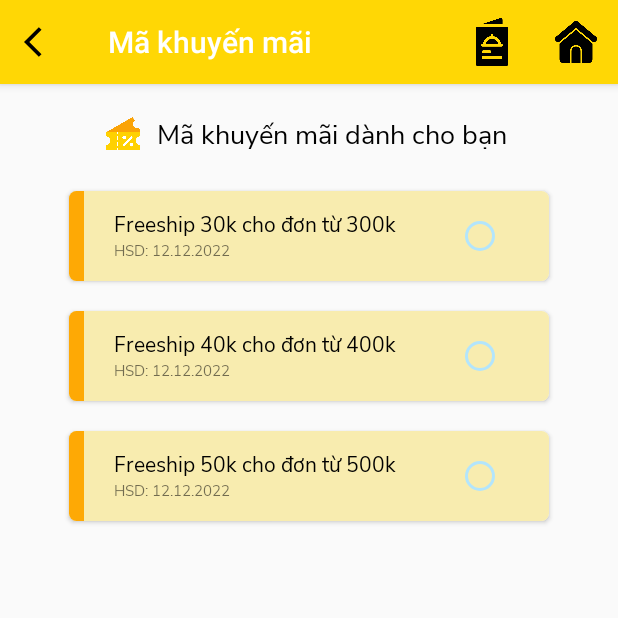
After one commit to thuynt0201/VeggieEmpireGR5, an Android app: the CouponCodeOrderActivity screen opened directly, with no data from a screen before it, on a phone screen of 412 x 824 dp, the top half of it. The commit adds this screen. Run offline under Robolectric (Android 15) with nearby library versions, the phone set to English and light mode, and no system bars; libraries missing offline, so code that uses them is left out: me.relex.circleindicator.

Commit message:
Thuy push mã coupon

```diff
--- a/app/src/main/java/com/project/veggieempiregr5/CartActivity.java
+++ b/app/src/main/java/com/project/veggieempiregr5/CartActivity.java
@@ -11,6 +11,7 @@ import android.graphics.drawable.Drawable;
 import android.os.Bundle;
 import android.view.Menu;
 import android.view.MenuItem;
+import android.view.View;
 
 import com.project.adapters.CartAdapter;
 import com.project.database.DatabaseCart;
@@ -47,13 +48,40 @@ public class CartActivity extends AppCompatActivity {
 
         getData();
 
+        getDataCoupon();
         totalPrice();
+        addEvent();
 
+
+    }
+
+    private void addEvent() {
+        binding.chooseCoupon.setOnClickListener(new View.OnClickListener() {
+            @Override
+            public void onClick(View view) {
+                Intent intent = new Intent (CartActivity.this,CouponCodeOrderActivity.class);
+                startActivity(intent);
+            }
+        });
+    }
+
+
+    private void getDataCoupon() {
 
 
     }
 
     private void totalPrice(){
+        Intent intent = getIntent();
+        Bundle bundle = intent.getExtras();
+        int value = 0;
+        if(bundle !=null)
+        {
+            value = bundle.getInt("coupon",0);
+
+        }        //Bundle bundle = getIntent().getExtras();
+        binding.txtDiscountCart.setText(String.valueOf(value)+"đ");
+
         int total = 0;
         for(int i=0;i<cartArrayList.size();i++)
         {
@@ -61,7 +89,7 @@ public class CartActivity extends AppCompatActivity {
         }
         binding.txtTotalAllItemCart.setText(String.valueOf(total)+"đ");
         int totalOrder = 0;
-        totalOrder = (int)(total -20000);
+        totalOrder = (int)(total -value);
         binding.txtTotalCart.setText(String.valueOf(totalOrder)+"đ");
     }
 
--- /dev/null
+++ b/app/src/main/java/com/project/veggieempiregr5/CouponCodeOrderActivity.java
@@ -0,0 +1,94 @@
+package com.project.veggieempiregr5;
+
+import androidx.annotation.NonNull;
+import androidx.appcompat.app.AppCompatActivity;
+
+import android.content.Intent;
+import android.graphics.drawable.Drawable;
+import android.os.Bundle;
+import android.view.Menu;
+import android.view.MenuItem;
+import android.view.View;
+
+import com.project.veggieempiregr5.databinding.ActivityCartBinding;
+import com.project.veggieempiregr5.databinding.ActivityCouponCodeOrderBinding;
+
+public class CouponCodeOrderActivity extends AppCompatActivity {
+
+    ActivityCouponCodeOrderBinding binding;
+
+    @Override
+    protected void onCreate(Bundle savedInstanceState) {
+        super.onCreate(savedInstanceState);
+        setContentView(R.layout.activity_coupon_code_order);
+        binding = ActivityCouponCodeOrderBinding.inflate(getLayoutInflater());
+        setContentView(binding.getRoot());
+
+        //======THANH HEADER======
+        getSupportActionBar().setTitle("Mã khuyến mãi");
+        Drawable drawable= getResources().getDrawable(R.drawable.ic_baseline_arrow_back_ios_24);
+        getSupportActionBar().setDisplayHomeAsUpEnabled(true);
+        getSupportActionBar().setHomeAsUpIndicator(drawable);
+        //======THANH HEADER END======
+
+        intentData();
+
+    }
+
+    private void intentData() {
+        binding.coupon30k.setOnClickListener(new View.OnClickListener() {
+            @Override
+            public void onClick(View view) {
+                Intent intent = new Intent (CouponCodeOrderActivity.this,CartActivity.class);
+                Bundle bundle = new Bundle();
+                bundle.putInt("coupon",30000);
+                intent.putExtras(bundle);
+                startActivity(intent);
+            }
+        });
+        binding.coupon40k.setOnClickListener(new View.OnClickListener() {
+            @Override
+            public void onClick(View view) {
+                Intent intent = new Intent (CouponCodeOrderActivity.this,CartActivity.class);
+
+                Bundle bundle = new Bundle();
+                bundle.putInt("coupon",40000);
+                intent.putExtras(bundle);
+                startActivity(intent);
+            }
+        });
+        binding.coupon50k.setOnClickListener(new View.OnClickListener() {
+            @Override
+            public void onClick(View view) {
+                Intent intent = new Intent (CouponCodeOrderActivity.this,CartActivity.class);
+                Bundle bundle = new Bundle();
+                bundle.putInt("coupon",50000);
+                intent.putExtras(bundle);
+                startActivity(intent);
+            }
+        });
+    }
+
+    @Override
+    public boolean onCreateOptionsMenu(Menu menu) {
+        getMenuInflater().inflate(R.menu.option_coupon_menu, menu);
+        return super.onCreateOptionsMenu(menu);
+    }
+
+    @Override
+    public boolean onOptionsItemSelected(@NonNull MenuItem item) {
+
+        if(item.getItemId() == R.id.mn_Hompage){
+
+            Intent intent = new Intent (CouponCodeOrderActivity.this,TrangChu.class);
+            startActivity(intent);
+        }
+        if(item.getItemId() == R.id.mn_Menu){
+
+            Intent intent = new Intent (CouponCodeOrderActivity.this,Menu.class);
+            startActivity(intent);
+        }
+        return super.onOptionsItemSelected(item);
+    }
+
+}
--- a/app/src/main/res/layout/activity_cart.xml
+++ b/app/src/main/res/layout/activity_cart.xml
@@ -62,6 +62,7 @@
                 android:background="#ffffff"
                 android:layout_marginTop="5dp"/>
             <LinearLayout
+                android:id="@+id/chooseCoupon"
                 android:layout_width="match_parent"
                 android:layout_height="40dp"
                 android:orientation="horizontal"
@@ -69,7 +70,7 @@
                 <TextView
                     android:layout_width="280dp"
                     android:layout_height="wrap_content"
-                    android:text="Mã khuyến mãi"
+                    android:text="Chọn mã khuyến mãi"
                     android:fontFamily="@font/nunitosans_regular"
                     android:textColor="#000000"
                     android:textSize="18sp"
@@ -78,7 +79,7 @@
                     android:id="@+id/txt_discountCart"
                     android:layout_width="match_parent"
                     android:layout_height="wrap_content"
-                    android:text="20000"
+                    android:text=""
                     android:fontFamily="@font/nunitosans_bold"
                     android:textColor="#000000"
                     android:textSize="18sp"
--- /dev/null
+++ b/app/src/main/res/layout/activity_coupon_code_order.xml
@@ -0,0 +1,161 @@
+<?xml version="1.0" encoding="utf-8"?>
+<LinearLayout xmlns:android="http://schemas.android.com/apk/res/android"
+    xmlns:app="http://schemas.android.com/apk/res-auto"
+    xmlns:tools="http://schemas.android.com/tools"
+    android:layout_width="match_parent"
+    android:layout_height="match_parent"
+    tools:context=".CouponCodeOrderActivity"
+    android:orientation="vertical">
+
+    <LinearLayout
+        android:layout_width="match_parent"
+        android:layout_height="wrap_content"
+        android:orientation="horizontal"
+        android:padding="5dp"
+        android:layout_marginTop="15dp"
+        android:gravity="center">
+        <ImageView
+            android:id="@+id/imv_User"
+            android:layout_width="25dp"
+            android:layout_height="25dp"
+            android:src="@drawable/ticket" />
+        <TextView
+            android:id="@+id/txt_User"
+            android:layout_width="wrap_content"
+            android:layout_height="match_parent"
+            android:text="Mã khuyến mãi dành cho bạn "
+            android:textColor="#000000"
+            android:layout_marginLeft="10dp"
+            android:textSize="18sp"
+            android:fontFamily="@font/nunitosans_regular"/>
+    </LinearLayout>
+
+
+    <androidx.cardview.widget.CardView
+        android:layout_width="320dp"
+        android:layout_height="wrap_content"
+        android:layout_marginTop="20dp"
+        android:layout_gravity="center"
+        app:cardCornerRadius="5dp">
+        <LinearLayout
+
+            android:layout_width="320dp"
+            android:layout_height="60dp"
+            android:background="#F8ECAF"
+            android:orientation="horizontal">
+            <LinearLayout
+                android:layout_width="10dp"
+                android:layout_height="60dp"
+                android:background="#FEA905"/>
+            <LinearLayout
+                android:layout_width="wrap_content"
+                android:layout_height="wrap_content"
+                android:orientation="vertical"
+                android:layout_marginLeft="20dp"
+                android:layout_gravity="center">
+                <TextView
+                    android:layout_width="wrap_content"
+                    android:layout_height="wrap_content"
+                    android:text="Freeship 30k cho đơn từ 300k"
+                    android:textColor="#000000"
+                    android:fontFamily="@font/nunitosans_regular"/>
+                <TextView
+                    android:layout_width="wrap_content"
+                    android:layout_height="wrap_content"
+                    android:text="HSD: 12.12.2022"
+                    android:textSize="10sp"
+                    android:fontFamily="@font/nunitosans_regular"/>
+            </LinearLayout>
+            <RadioButton
+                android:id="@+id/coupon30k"
+                android:layout_width="match_parent"
+                android:layout_height="match_parent"
+                android:layout_marginLeft="40dp"/>
+        </LinearLayout>
+    </androidx.cardview.widget.CardView>
+
+    <androidx.cardview.widget.CardView
+        android:layout_width="320dp"
+        android:layout_height="wrap_content"
+        android:layout_marginTop="20dp"
+        android:layout_gravity="center"
+        app:cardCornerRadius="5dp">
+        <LinearLayout
+            android:layout_width="320dp"
+            android:layout_height="60dp"
+            android:background="#F8ECAF"
+            android:orientation="horizontal">
+            <LinearLayout
+                android:layout_width="10dp"
+                android:layout_height="60dp"
+                android:background="#FEA905"/>
+            <LinearLayout
+                android:layout_width="wrap_content"
+                android:layout_height="wrap_content"
+                android:orientation="vertical"
+                android:layout_marginLeft="20dp"
+                android:layout_gravity="center">
+                <TextView
+                    android:layout_width="wrap_content"
+                    android:layout_height="wrap_content"
+                    android:text="Freeship 40k cho đơn từ 400k"
+                    android:textColor="#000000"
+                    android:fontFamily="@font/nunitosans_regular"/>
+                <TextView
+                    android:layout_width="wrap_content"
+                    android:layout_height="wrap_content"
+                    android:text="HSD: 12.12.2022"
+                    android:textSize="10sp"
+                    android:fontFamily="@font/nunitosans_regular"/>
+            </LinearLayout>
+            <RadioButton
+                android:id="@+id/coupon40k"
+                android:layout_width="match_parent"
+                android:layout_height="match_parent"
+                android:layout_marginLeft="40dp"/>
+        </LinearLayout>
+    </androidx.cardview.widget.CardView>
+
+    <androidx.cardview.widget.CardView
+        android:layout_width="320dp"
+        android:layout_height="wrap_content"
+        android:layout_marginTop="20dp"
+        android:layout_gravity="center"
+        app:cardCornerRadius="5dp">
+        <LinearLayout
+            android:layout_width="320dp"
+            android:layout_height="60dp"
+            android:background="#F8ECAF"
+            android:orientation="horizontal">
+            <LinearLayout
+                android:layout_width="10dp"
+                android:layout_height="60dp"
+                android:background="#FEA905"/>
+            <LinearLayout
+                android:layout_width="wrap_content"
+                android:layout_height="wrap_content"
+                android:orientation="vertical"
+                android:layout_marginLeft="20dp"
+                android:layout_gravity="center">
+                <TextView
+                    android:layout_width="wrap_content"
+                    android:layout_height="wrap_content"
+                    android:text="Freeship 50k cho đơn từ 500k"
+                    android:textColor="#000000"
+                    android:fontFamily="@font/nunitosans_regular"/>
+                <TextView
+                    android:layout_width="wrap_content"
+                    android:layout_height="wrap_content"
+                    android:text="HSD: 12.12.2022"
+                    android:textSize="10sp"
+                    android:fontFamily="@font/nunitosans_regular"/>
+            </LinearLayout>
+            <RadioButton
+                android:id="@+id/coupon50k"
+                android:layout_width="match_parent"
+                android:layout_height="match_parent"
+                android:layout_marginLeft="40dp"/>
+        </LinearLayout>
+    </androidx.cardview.widget.CardView>
+
+</LinearLayout>
--- /dev/null
+++ b/app/src/main/res/menu/option_coupon_menu.xml
@@ -0,0 +1,15 @@
+<?xml version="1.0" encoding="utf-8"?>
+<menu xmlns:android="http://schemas.android.com/apk/res/android"
+    xmlns:app="http://schemas.android.com/apk/res-auto">
+
+    <item android:id="@+id/mn_Menu"
+        android:title="@string/more_option"
+        android:icon="@drawable/menu"
+        app:showAsAction="always"/>
+    <item android:id="@+id/mn_Hompage"
+        android:title="@string/more_option"
+        android:icon="@drawable/iconhomepage"
+        app:showAsAction="always"/>
+
+
+</menu>
```
Also changed, not shown: app/src/main/AndroidManifest.xml (+8 -3 lines), app/src/main/res/drawable/ticket.png (added).
